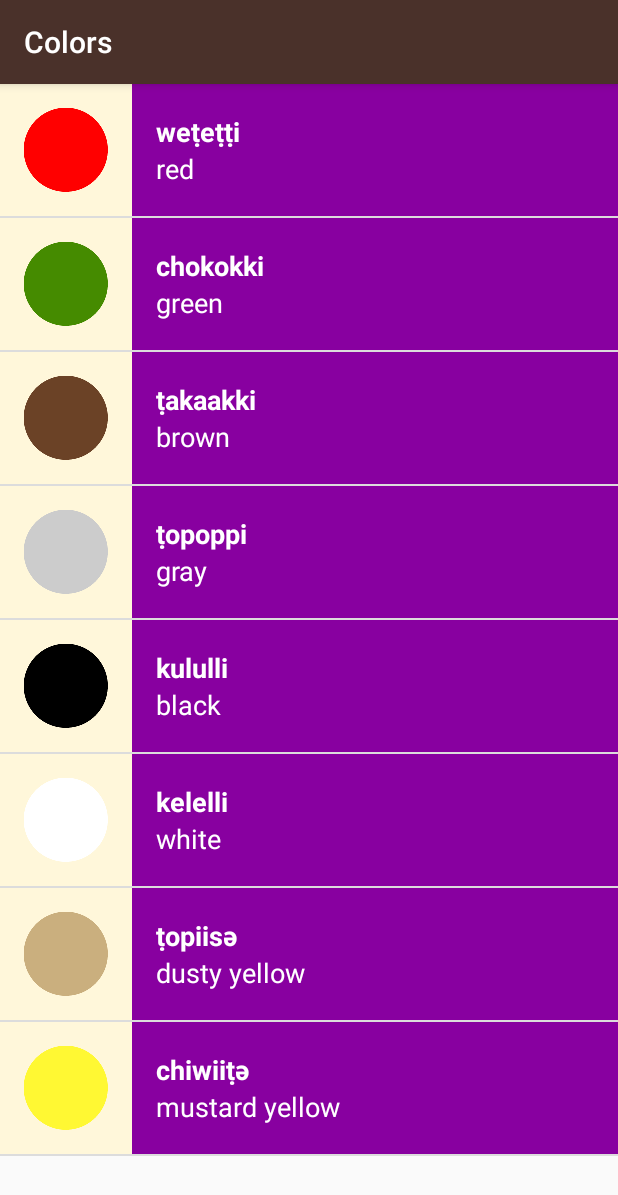
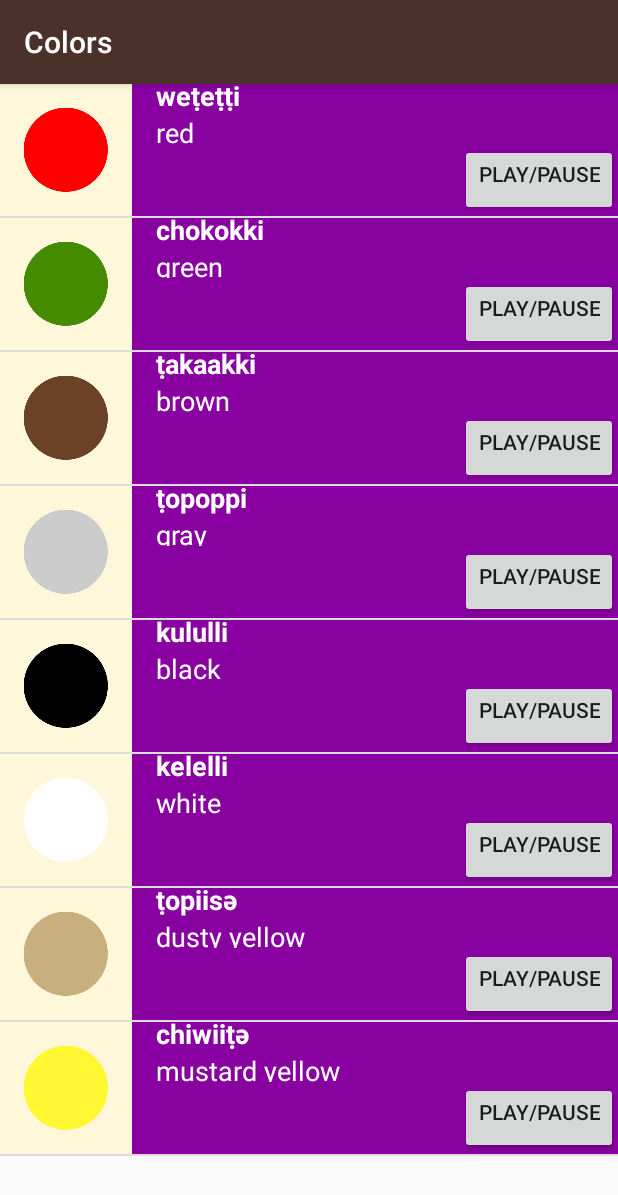
Before and after one commit to CruiseDevice/Miwok, an Android app: the ColorsActivity screen opened directly, with no data from a screen before it, on a phone screen of 412 x 824 dp. Shown: the top 1195 px of the screen. Run offline under Robolectric (Android 15) with nearby library versions, the phone set to English and light mode, and no system bars.

Commit message:
Add a Play/Pause button
Just a dummy button, haven't implemented it yet.

```diff
--- a/app/src/main/res/layout/list_item.xml
+++ b/app/src/main/res/layout/list_item.xml
@@ -54,5 +54,22 @@
             android:textAppearance="?android:textAppearanceMedium"
             android:textColor="@android:color/white"
             tools:text="one" />
+
+        <RelativeLayout
+            android:layout_width="wrap_content"
+            android:layout_height="wrap_content"
+            android:orientation="vertical"
+            android:layout_gravity="right">
+
+            <Button
+                android:layout_width="wrap_content"
+                android:layout_height="wrap_content"
+                android:gravity="right"
+                android:text="Play/Pause"
+                />
+
+        </RelativeLayout>
+
     </LinearLayout>
+
 </LinearLayout>
```
